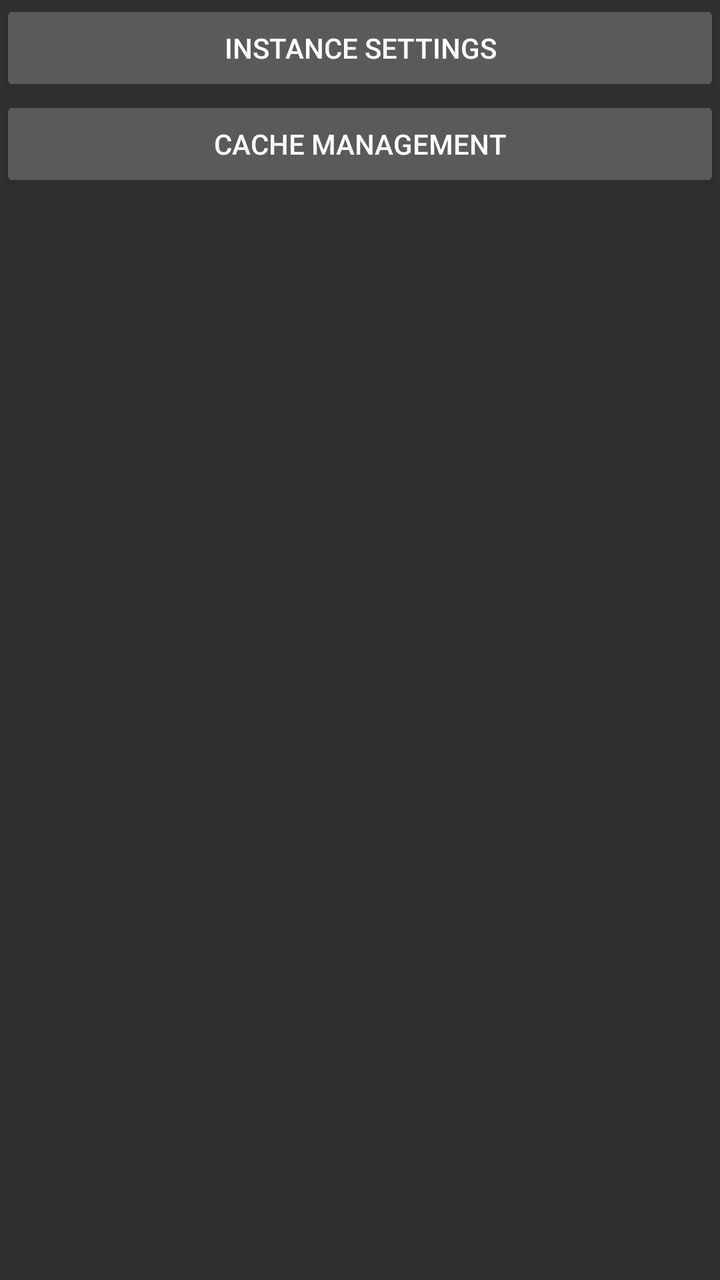
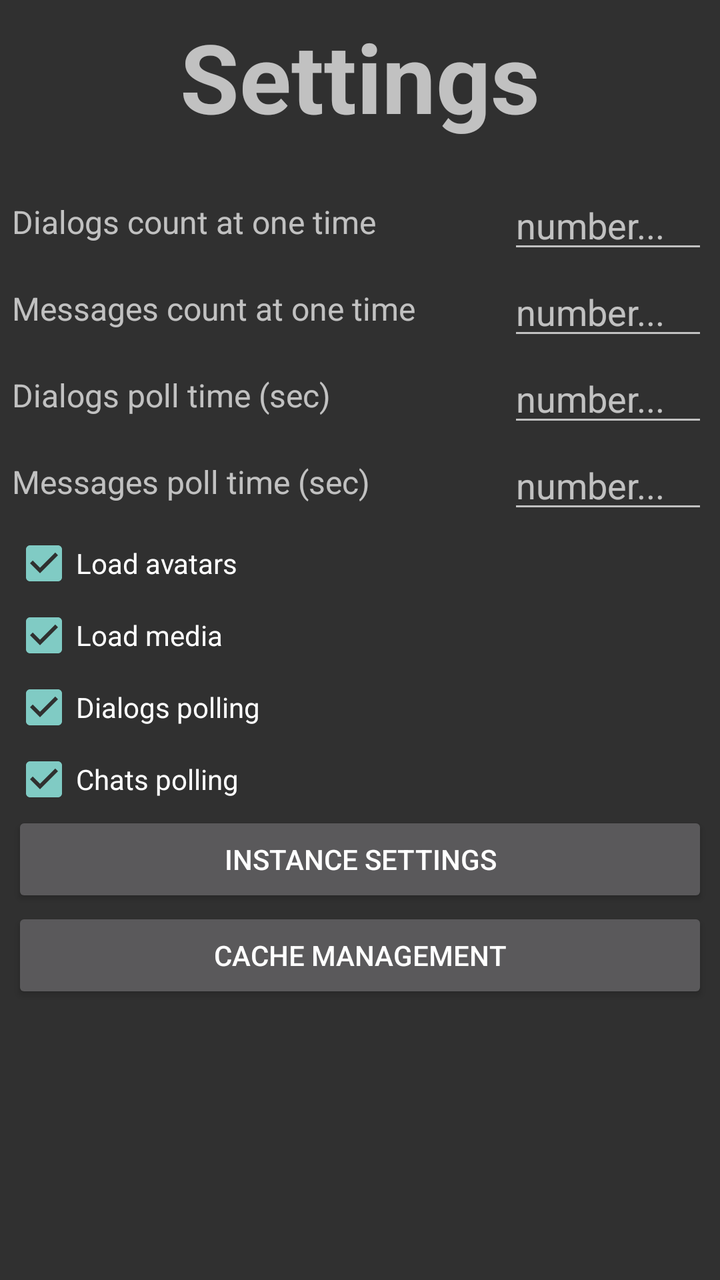

An Android layout rendered at two revisions. The XML below is the earlier revision; the diff shows what the commit changed to produce the second picture.
<!-- AndroidManifest.xml: application theme AppTheme -->
<!-- res/layout/settings.xml -->
<?xml version="1.0" encoding="utf-8"?>
<LinearLayout xmlns:android="http://schemas.android.com/apk/res/android"
              android:orientation="vertical"
              android:layout_width="match_parent"
              android:layout_height="match_parent">
    <Button
        android:id="@+id/settingsInstancesButton"
        android:layout_width="match_parent"
        android:layout_height="wrap_content"
        android:text="Instance settings"/>
    <Button
        android:id="@+id/settingsCacheButton"
        android:layout_width="match_parent"
        android:layout_height="wrap_content"
        android:text="Cache management"/>

</LinearLayout>
<!-- resources referenced by this layout -->
<resources>
  <style name="AppTheme" parent="android:Theme">
      </style>
</resources>

<!-- the commit's change to res/layout/settings.xml (unified diff, before → after) -->
@@ -1,17 +1,137 @@
 <?xml version="1.0" encoding="utf-8"?>
-<LinearLayout xmlns:android="http://schemas.android.com/apk/res/android"
+<ScrollView xmlns:android="http://schemas.android.com/apk/res/android"
               android:orientation="vertical"
               android:layout_width="match_parent"
               android:layout_height="match_parent">
-    <Button
-        android:id="@+id/settingsInstancesButton"
-        android:layout_width="match_parent"
-        android:layout_height="wrap_content"
-        android:text="Instance settings"/>
-    <Button
-        android:id="@+id/settingsCacheButton"
-        android:layout_width="match_parent"
-        android:layout_height="wrap_content"
-        android:text="Cache management"/>
 
-</LinearLayout>
+   <LinearLayout
+       android:layout_margin="6dp"
+       android:orientation="vertical"
+       android:layout_width="match_parent"
+       android:layout_height="wrap_content">
+       <TextView
+           android:layout_width="wrap_content"
+           android:layout_height="wrap_content"
+           android:text="Settings"
+           android:gravity="center"
+           android:textSize="48sp"
+           android:textStyle="bold"
+           android:layout_gravity="center"
+           android:layout_marginBottom="18dp"/>
+
+       <LinearLayout
+           android:layout_width="match_parent"
+           android:layout_height="wrap_content"
+           android:layout_marginTop="2dp"
+           android:gravity="center">
+           <TextView
+               android:layout_width="0dp"
+               android:layout_height="wrap_content"
+               android:layout_weight="1"
+               android:text="Dialogs count at one time"
+               android:textSize="16dp"/>
+           <EditText
+               android:id="@+id/settingsDialogsCountEditText"
+               android:layout_width="100dp"
+               android:layout_height="wrap_content"
+               android:hint="number..."/>
+       </LinearLayout>
+
+       <LinearLayout
+           android:layout_width="match_parent"
+           android:layout_height="wrap_content"
+           android:layout_marginTop="2dp"
+           android:gravity="center">
+           <TextView
+               android:layout_width="0dp"
+               android:layout_height="wrap_content"
+               android:layout_weight="1"
+               android:text="Messages count at one time"
+               android:textSize="16dp"/>
+           <EditText
+               android:id="@+id/settingsMessagesCountEditText"
+               android:layout_width="100dp"
+               android:layout_height="wrap_content"
+               android:hint="number..."/>
+       </LinearLayout>
+
+       <LinearLayout
+           android:layout_width="match_parent"
+           android:layout_height="wrap_content"
+           android:layout_marginTop="2dp"
+           android:gravity="center">
+           <TextView
+               android:layout_width="0dp"
+               android:layout_height="wrap_content"
+               android:layout_weight="1"
+               android:text="Dialogs poll time (sec)"
+               android:textSize="16dp"/>
+           <EditText
+               android:id="@+id/settingsDialogPollEditText"
+               android:layout_width="100dp"
+               android:layout_height="wrap_content"
+               android:hint="number..."/>
+       </LinearLayout>
+
+       <LinearLayout
+           android:layout_width="match_parent"
+           android:layout_height="wrap_content"
+           android:layout_marginTop="2dp"
+           android:gravity="center">
+           <TextView
+               android:layout_width="0dp"
+               android:layout_height="wrap_content"
+               android:layout_weight="1"
+               android:text="Messages poll time (sec)"
+               android:textSize="16dp"/>
+           <EditText
+               android:id="@+id/settingsMessagesPollEditText"
+               android:layout_width="100dp"
+               android:layout_height="wrap_content"
+               android:hint="number..."/>
+       </LinearLayout>
+
+       <CheckBox
+           android:id="@+id/settingsLoadAvatarsCheckBox"
+           android:layout_width="match_parent"
+           android:layout_height="wrap_content"
+           android:text="Load avatars"
+           android:checked="true"
+           android:layout_marginTop="4dp"/>
+       <CheckBox
+           android:id="@+id/settingsLoadMediaCheckBox"
+           android:layout_width="match_parent"
+           android:layout_height="wrap_content"
+           android:text="Load media"
+           android:checked="true"
+           android:layout_marginTop="4dp"/>
+       <CheckBox
+           android:id="@+id/settingsDialogPollCheckBox"
+           android:layout_width="match_parent"
+           android:layout_height="wrap_content"
+           android:text="Dialogs polling"
+           android:checked="true"
+           android:layout_marginTop="4dp"/>
+
+       <CheckBox
+           android:id="@+id/settingsChatPollCheckBox"
+           android:layout_width="match_parent"
+           android:layout_height="wrap_content"
+           android:text="Chats polling"
+           android:checked="true"
+           android:layout_marginTop="4dp"/>
+
+       <Button
+           android:id="@+id/settingsInstancesButton"
+           android:layout_width="match_parent"
+           android:layout_height="wrap_content"
+           android:text="Instance settings"/>
+       <Button
+           android:id="@+id/settingsCacheButton"
+           android:layout_width="match_parent"
+           android:layout_height="wrap_content"
+           android:text="Cache management"
+           android:layout_marginBottom="12dp"/>
+   </LinearLayout>
+
+</ScrollView>
